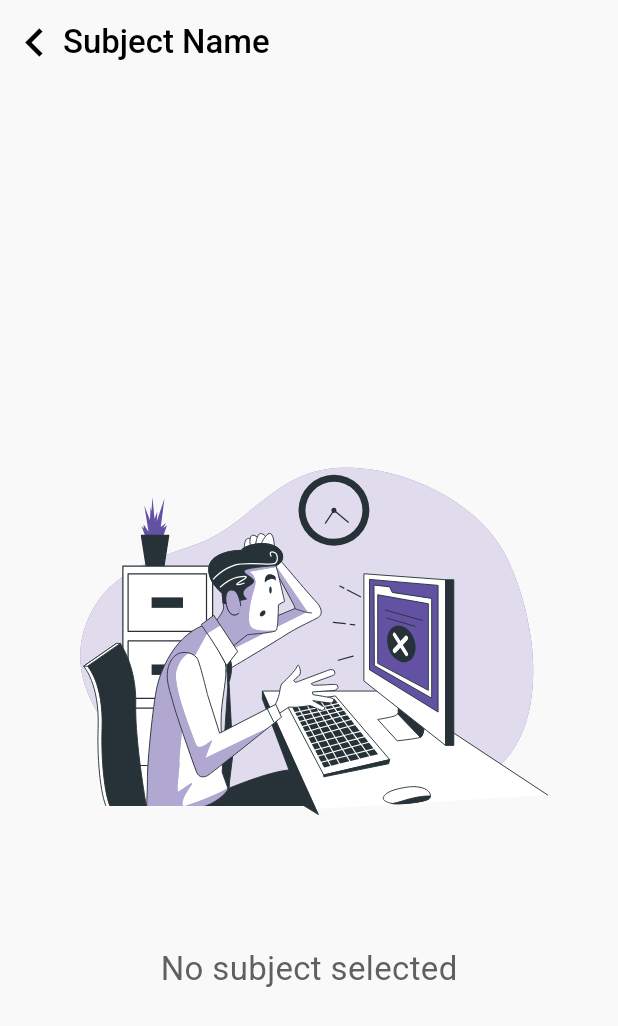
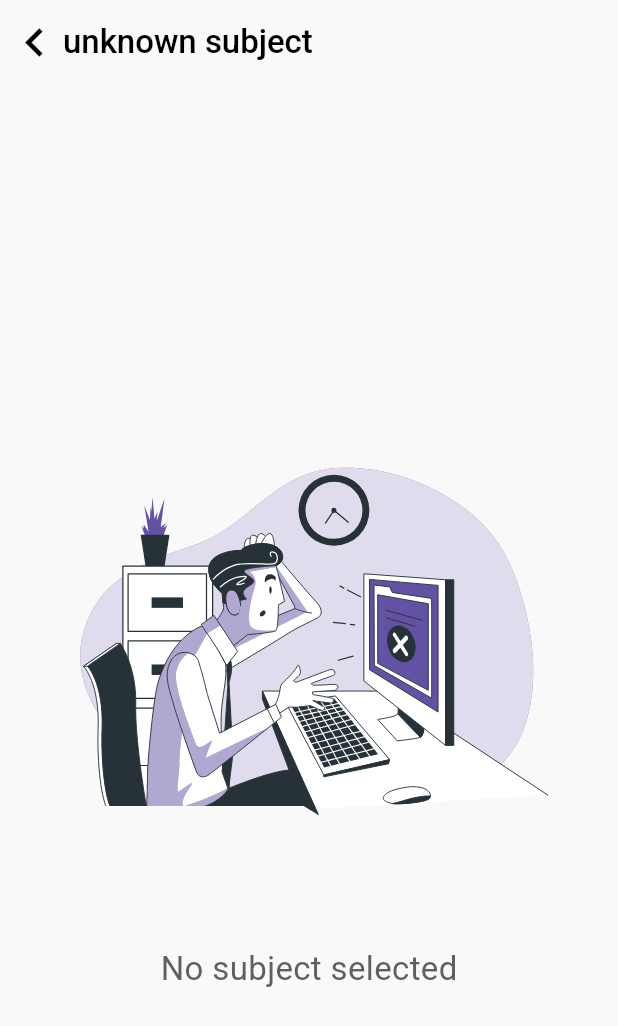
Before and after one commit to ahmedalam782/elevate_online_exam, a Flutter app: the ExamsTapPage screen opened directly, on a phone screen of 412 x 824 dp. Shown: the top 1026 px of the screen. Run offline on Flutter 3.47's test engine with Material 3 defaults, Android fonts, the phone set to English and light mode, and no system bars; our stand-ins replace cached_network_image, dio, easy_localization, equatable, flutter_bloc, flutter_cache_manager and 14 more; accounts and stored records are empty; generated files the repository leaves out were written again; project files that could hold a hidden picture were left out.

Commit message:
handled sending subject from explore to exams tap

```diff
--- a/assets/localization/ar-EG.json
+++ b/assets/localization/ar-EG.json
@@ -156,7 +156,7 @@
         "browse_by_subject": "تصفح حسب الموضوع",
         "no_subjects_found": "لم يتم العثور على مواضيع"
     }
-    },
+    ,
     "exams_tap": {
         "no_exams_found": "لا توجد امتحانات",
         "no_subject_selected": "لم يتم اختيار مادة",
--- a/lib/core/routes/app_router.dart
+++ b/lib/core/routes/app_router.dart
@@ -8,6 +8,7 @@ import 'package:go_router/go_router.dart';
 import '../../features/app_layout/presentation/view/pages/app_layout_page.dart';
 import '../../features/forget_password/presentation/view/pages/forget_password_page.dart';
 import '../../features/splash/presentation/view/pages/splash_page.dart';
+import '../../features/explore/domain/entities/subject_entities.dart';
 import 'routes.dart';
 
 final navigatorKey = GlobalKey<NavigatorState>();
@@ -48,10 +49,13 @@ final GoRouter router = GoRouter(
     ),
     _customAnimatedGoRoute(
       route: Routes.examsTap,
-      page: (state, context) => ExamsTapPage(
-        key: ValueKey(context.locale.languageCode.toString()),
-        subjectId: "670037f6728c92b7fdf434fc" /* state.extra as String? */,
-      ),
+      page: (state, context) {
+        final subject = state.extra as SubjectEntities;
+        return ExamsTapPage(
+          key: ValueKey(context.locale.languageCode.toString()),
+          subject: subject,
+        );
+      },
     ),
   ],
 );
--- a/lib/features/exams_tap/presentation/view/pages/exams_tap_page.dart
+++ b/lib/features/exams_tap/presentation/view/pages/exams_tap_page.dart
@@ -5,22 +5,24 @@ import 'package:elevate_online_exam/core/shared/widgets/custom_app_bar.dart';
 import 'package:elevate_online_exam/core/shared/widgets/error_page.dart';
 import 'package:elevate_online_exam/features/exams_tap/presentation/view/widgets/exams_tap_body.dart';
 import 'package:elevate_online_exam/features/exams_tap/presentation/view_model/cubit/exams_tap_cubit.dart';
+import "../../../../explore/domain/entities/subject_entities.dart";
+
 import 'package:flutter/material.dart';
 import 'package:flutter_bloc/flutter_bloc.dart';
 
 class ExamsTapPage extends StatelessWidget {
-  const ExamsTapPage({super.key, this.subjectId});
-  final String? subjectId;
+  const ExamsTapPage({super.key, this.subject});
+  final SubjectEntities? subject;
   @override
   Widget build(BuildContext context) {
     return Scaffold(
-      appBar: CustomAppBar(title: "Subject Name", isCenteredTitle: false),
+      appBar: CustomAppBar(title: subject?.name ?? "unknown subject", isCenteredTitle: false),
       body: BlocProvider<ExamsTapCubit>(
-        create: (context) => getIt<ExamsTapCubit>()..init(subjectId ?? ''),
+        create: (context) => getIt<ExamsTapCubit>()..init(subject?.id ?? ""),
         child: SafeArea(
-          child: subjectId == null || subjectId!.isEmpty
+          child: subject?.id == null || subject!.id.isEmpty
               ? ErrorPage(message: LocaleKeys.exams_tap_no_subject_selected.tr())
-              : ExamsTapBody(subjectId: subjectId ?? ''),
+              : ExamsTapBody(subjectId: subject?.id ?? ''),
         ),
       ),
     );
--- a/lib/features/explore/presentation/view/widgets/subject_item.dart
+++ b/lib/features/explore/presentation/view/widgets/subject_item.dart
@@ -1,6 +1,8 @@
+import 'package:elevate_online_exam/core/routes/routes.dart';
 import 'package:elevate_online_exam/core/shared/widgets/custom_cached_image.dart';
 import 'package:elevate_online_exam/core/theme/styles.dart';
 import 'package:flutter/material.dart';
+import 'package:go_router/go_router.dart';
 // import 'package:go_router/go_router.dart';
 
 import '../../../../../core/theme/app_colors.dart';
@@ -15,7 +17,7 @@ class SubjectItem extends StatelessWidget {
     return InkWell(
       onTap: () {
         //Todo route to subject details page
-        // context.push("//Todo route to subject details page", extra: subject);
+         context.push(Routes.examsTap, extra: subject);
       },
       child: Container(
         padding: EdgeInsets.symmetric(horizontal: 16.0, vertical: 16.0),
--- a/pubspec.yaml
+++ b/pubspec.yaml
@@ -62,7 +62,6 @@ dev_dependencies:
   json_serializable: ^6.11.1
   flutter_test:
     sdk: flutter
-  mockito: ^5.5.1
   retrofit_generator: ^10.0.6
 flutter:
   uses-material-design: true
```
